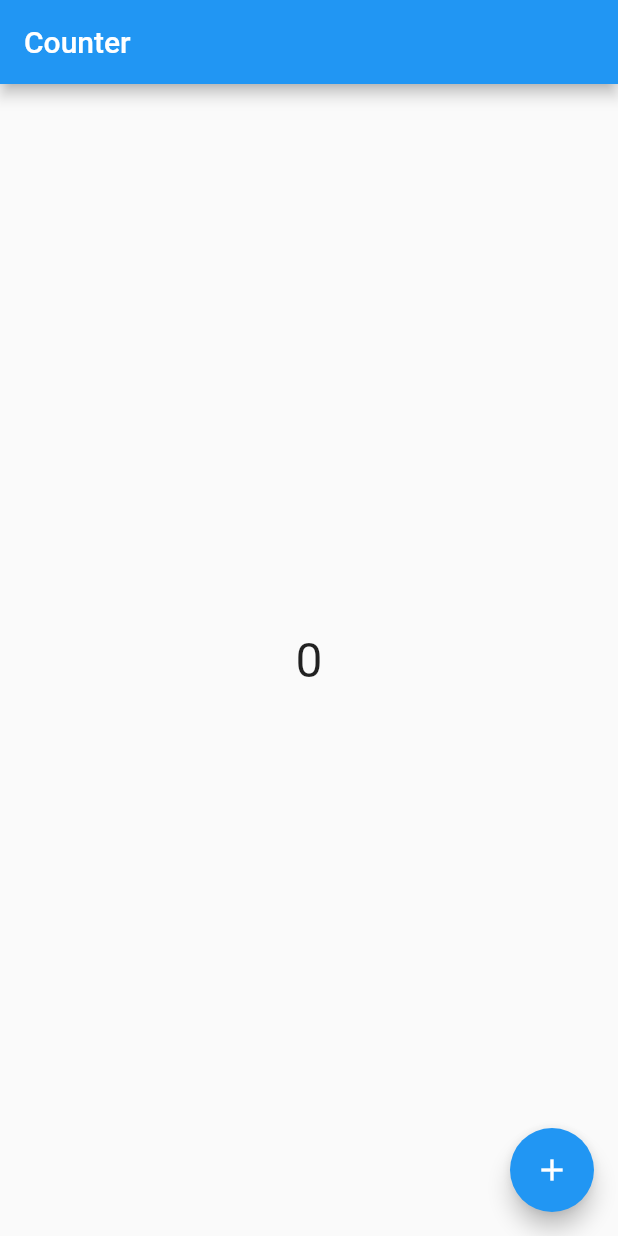
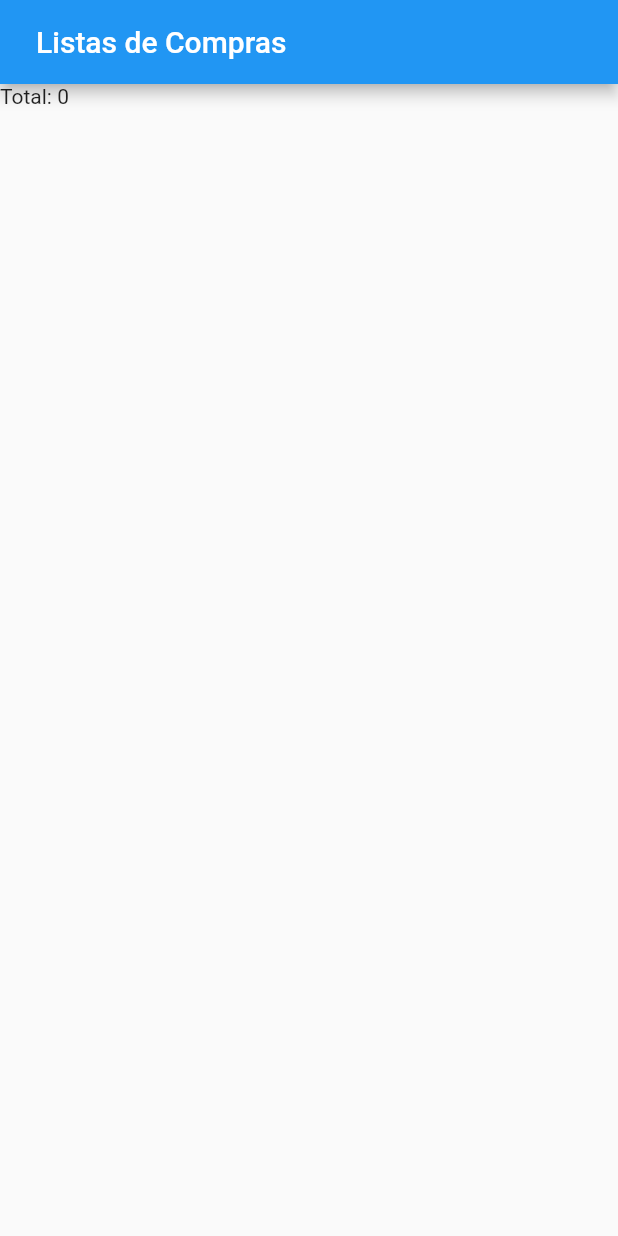
Before and after one commit to andregusmao/myshoplist, a Flutter app: the screen it shows after launch, on a phone screen of 412 x 824 dp. Run offline on Flutter 3.47's test engine with Material 2 defaults, Android fonts, the light colour scheme and no system bars; our stand-ins replace flutter_mobx, flutter_modular, mobx, sqflite; accounts and stored records are empty; generated files the repository leaves out were written again.

Commit message:
create shoplist controller and view

```diff
--- a/lib/app/modules/home/home_module.dart
+++ b/lib/app/modules/home/home_module.dart
@@ -8,6 +8,7 @@ import 'package:myshoplist/app/modules/home/services/product_service.dart';
 import 'package:myshoplist/app/modules/home/services/marketplace_service.dart';
 import 'package:flutter_modular/flutter_modular.dart';
 import 'package:myshoplist/app/modules/home/controllers/home_controller.dart';
+import 'package:myshoplist/app/modules/home/views/shoplist_view.dart';
 
 import 'views/home_view.dart';
 
@@ -30,7 +31,7 @@ class HomeModule extends Module {
   final List<ModularRoute> routes = [
     ChildRoute(
       Modular.initialRoute,
-      child: (_, args) => HomeView(),
+      child: (_, args) => ShoplistView(),
     ),
   ];
 }
--- /dev/null
+++ b/lib/app/modules/home/views/shoplist_view.dart
@@ -0,0 +1,28 @@
+import 'package:flutter/material.dart';
+import 'package:flutter_modular/flutter_modular.dart';
+import 'package:myshoplist/app/modules/home/controllers/shoplist_controller.dart';
+import 'package:myshoplist/app/modules/home/models/shoplist_model.dart';
+
+class ShoplistView extends StatelessWidget {
+  final ShoplistController shoplistController = ShoplistController();
+
+  @override
+  Widget build(BuildContext context) {
+    return Scaffold(
+      appBar: AppBar(
+        title: Padding(
+          padding: const EdgeInsets.all(8.0),
+          child: Text(
+            'Listas de Compras',
+          ),
+        ),
+      ),
+      body: FutureBuilder<List<ShoplistModel>>(
+        future: shoplistController.list(),
+        builder: (context, value) {
+          return Text('Total: ${value.data?.length ?? 0}');
+        },
+      ),
+    );
+  }
+}
```
Also changed, not shown: lib/app/modules/home/controllers/shoplist_controller.dart (added, +43 -0 lines), lib/app/modules/home/controllers/shoplist_controller.g.dart (added).
